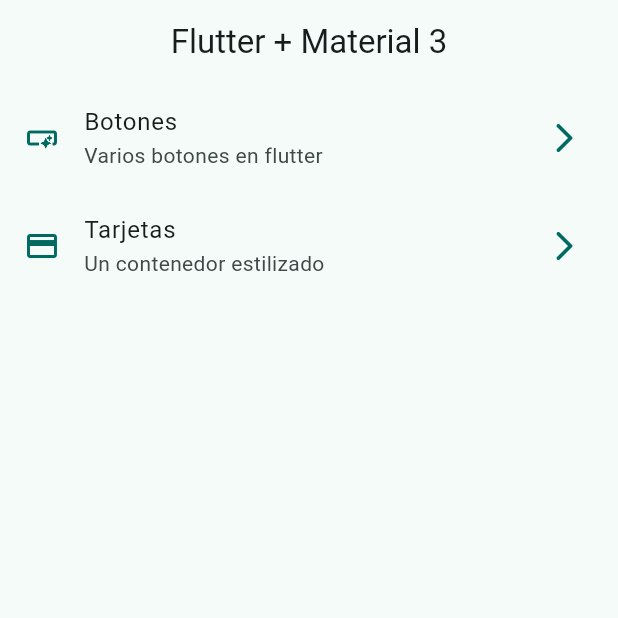
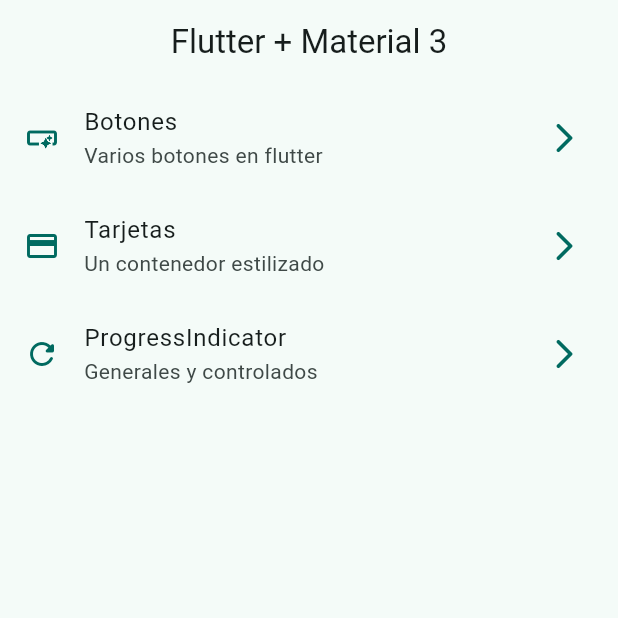
Before and after one commit to fabianrm/widgets-app, a Flutter app: the screen it shows after launch, on a phone screen of 412 x 824 dp, the top half of it. Run offline on Flutter 3.47's test engine with Material 2 defaults, Android fonts, the phone set to English and light mode, and no system bars; our stand-ins replace go_router.

Commit message:
progressIndicators finalizado

```diff
--- a/lib/config/menu/menu_items.dart
+++ b/lib/config/menu/menu_items.dart
@@ -29,4 +29,10 @@ const appMenuItems = <MenuItem>[
     link: '/cards',
     icon: Icons.credit_card,
   ),
+  MenuItem(
+    title: 'ProgressIndicator',
+    subTitle: 'Generales y controlados',
+    link: '/progress',
+    icon: Icons.refresh_rounded,
+  ),
 ];
--- a/lib/config/router/app_router.dart
+++ b/lib/config/router/app_router.dart
@@ -20,5 +20,10 @@ final approuter = GoRouter(
       name: CardsScreen.name,
       builder: (context, state) => const CardsScreen(),
     ),
+    GoRoute(
+      path: '/progress',
+      name: ProgressScreen.name,
+      builder: (context, state) => const ProgressScreen(),
+    ),
   ],
 );
```
Also changed, not shown: lib/presentations/screens/buttons/buttons_screen.dart (+6 -4 lines), lib/presentations/screens/progress/progress_screen.dart (+63 -1 lines).
